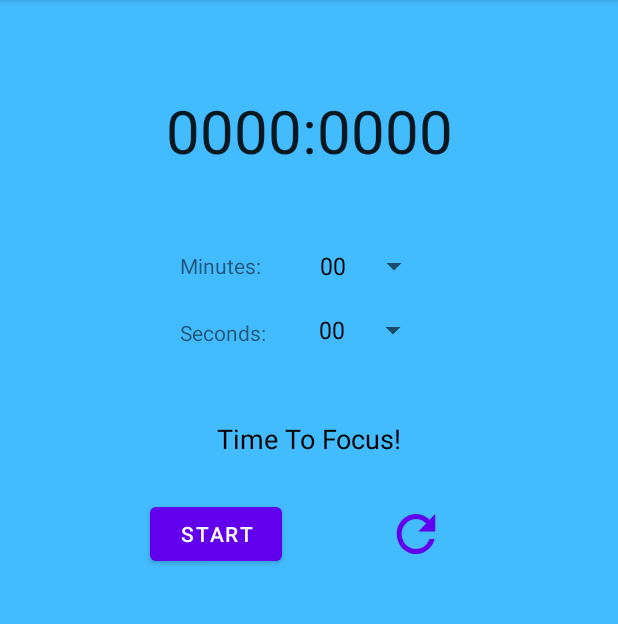
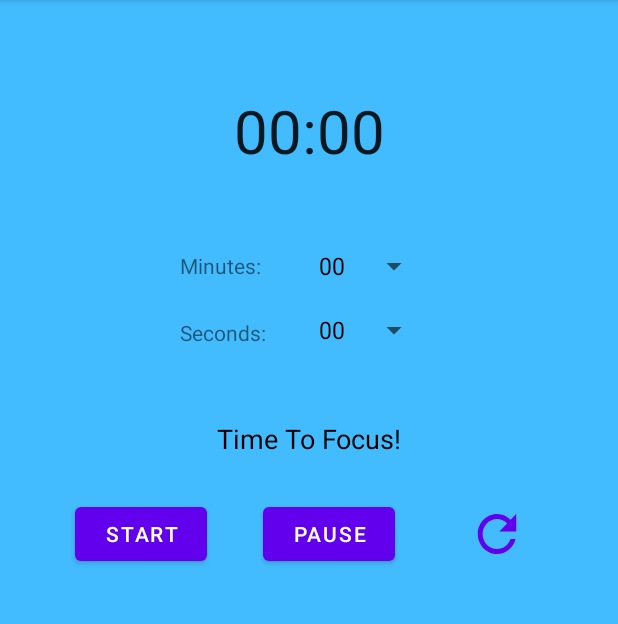
Before and after one commit to andrewnoel99/StudyBuddy, an Android app: the timerTaskActivity screen opened directly, with no data from a screen before it, after a tap on "START", on a phone screen of 412 x 824 dp, the part 84-708 px from its top. Run offline under Robolectric (Android 15) with nearby library versions, the phone set to English and light mode, and no system bars.

Commit message:
cutomized Timer completed #2

```diff
--- a/app/src/main/AndroidManifest.xml
+++ b/app/src/main/AndroidManifest.xml
@@ -16,13 +16,13 @@
             android:exported="false"
             android:label ="@string/study_buddy"
             android:launchMode = "singleTask"
-            android:screenOrientation="portrait"/>
+            android:screenOrientation="portrait">
             <intent-filter>
                 <action android:name="android.intent.action.MAIN" />
 
                 <category android:name="android.intent.category.LAUNCHER" />
             </intent-filter>
-
+        </activity>
         <activity
             android:name=".timerTaskActivity"
             android:exported="false" />
--- a/app/src/main/java/com/example/studybuddy20/timerTaskActivity.kt
+++ b/app/src/main/java/com/example/studybuddy20/timerTaskActivity.kt
@@ -9,7 +9,11 @@ import androidx.appcompat.app.AppCompatActivity
 
 class timerTaskActivity : AppCompatActivity() {
 
-    private val options = arrayOf("00", "05", "10", "15", "20", "25", "30", "35", "40", "45", "50", "55", "60")
+    fun createArray(): Array<String> {
+        return Array(61) { i -> String.format("%02d", i) }
+    }
+
+    private val options = createArray()
 
     private var selectedItemSec: String = ""
     private var selectedItemMin: String = ""
@@ -18,6 +22,9 @@ class timerTaskActivity : AppCompatActivity() {
     private var countdownLengthSec: Long = 0
     private var countdownLength: Long = 0
     private var countdown: CountDownTimer? = null
+
+    private var isPaused = false
+    private var remianingTime = 0L
 
     override fun onCreate(savedInstanceState: Bundle?) {
         super.onCreate(savedInstanceState)
@@ -35,13 +42,13 @@ class timerTaskActivity : AppCompatActivity() {
                     position: Int,
                     id: Long
                 ) {
+                    selectedItemMin = ""
                     selectedItemMin = parent.getItemAtPosition(position).toString()
                     val selectedItemMinLong = selectedItemMin.toLong()
 
                     countdownLengthMin = selectedItemMinLong * 60 * 1000
                     findViewById<TextView>(R.id.txtMinTV).text = selectedItemMin
                 }
-
                 override fun onNothingSelected(parent: AdapterView<*>?) {
                     // Do nothing
                 }
@@ -55,6 +62,7 @@ class timerTaskActivity : AppCompatActivity() {
                     position: Int,
                     id: Long
                 ) {
+                    selectedItemSec = ""
                     selectedItemSec = parent.getItemAtPosition(position).toString()
                     val selectedItemSecLong = selectedItemSec.toLong()
 
@@ -72,37 +80,45 @@ class timerTaskActivity : AppCompatActivity() {
             startCountdown()
         }
 
+        findViewById<Button>(R.id.btnPause).setOnClickListener {
+            isPaused = true
+            countdown?.cancel()
+            findViewById<Button>(R.id.btnStart).isEnabled = true
+        }
+
         findViewById<Button>(R.id.btnRepeat).setOnClickListener {
+            countdown?.cancel()
             findViewById<Button>(R.id.btnStart).isEnabled = true
-            countdown?.cancel()
             countdownLength = countdownLengthMin + countdownLengthSec
-            findViewById<TextView>(R.id.txtTimerTV).text = selectedItemMin + ":" + selectedItemSec
+            remianingTime = countdownLength
+            findViewById<TextView>(R.id.txtMinTV).text = selectedItemMin
+            findViewById<TextView>(R.id.txtSecTV).text = selectedItemSec
         }
     }
 
     private fun startCountdown() {
         findViewById<Button>(R.id.btnStart).isEnabled = false
         countdown?.cancel()
-
-        println(countdownLengthMin)
-        println(countdownLengthSec)
-        println(countdownLength)
         countdownLength = countdownLengthMin + countdownLengthSec
 
-        countdown = object : CountDownTimer(countdownLength, 1000) {
+        val TimeRemaining = if (isPaused) remianingTime else countdownLength
+
+        countdown = object : CountDownTimer(TimeRemaining, 1000) {
             override fun onTick(millisUntilFinished: Long) {
+                remianingTime = millisUntilFinished
+                isPaused = false
                 val minutes = millisUntilFinished / 1000 / 60
                 val seconds = (millisUntilFinished / 1000) % 60
 
-                val formattedTime = String.format("%02d:%02d", minutes, seconds)
-                findViewById<TextView>(R.id.txtTimerTV).text = formattedTime
-                findViewById<TextView>(R.id.txtMinTV).text = ""
-                findViewById<TextView>(R.id.txtSecTV).text = ""
-
+                val formattedTimeMin = String.format("%02d", minutes)
+                val formattedTimeSec = String.format("%02d", seconds)
+                findViewById<TextView>(R.id.txtMinTV).text = formattedTimeMin
+                findViewById<TextView>(R.id.txtSecTV).text = formattedTimeSec
             }
 
             override fun onFinish() {
-                findViewById<TextView>(R.id.txtTimerTV).text = "00:00"
+                findViewById<TextView>(R.id.txtMinTV).text = "00"
+                findViewById<TextView>(R.id.txtSecTV).text = "00"
                 findViewById<Button>(R.id.btnStart).isEnabled = true
             }
         }.start()
--- a/app/src/main/res/layout/activity_timer_task.xml
+++ b/app/src/main/res/layout/activity_timer_task.xml
@@ -81,7 +81,7 @@
         android:id="@+id/btnStart"
         android:layout_width="wrap_content"
         android:layout_height="wrap_content"
-        android:layout_marginStart="100dp"
+        android:layout_marginStart="50dp"
         android:layout_marginTop="332dp"
         android:text="Start"
         app:layout_constraintStart_toStartOf="parent"
@@ -105,7 +105,7 @@
         android:layout_width="61dp"
         android:layout_height="64dp"
         android:layout_marginTop="324dp"
-        android:layout_marginEnd="104dp"
+        android:layout_marginEnd="50dp"
         android:background="@drawable/restart_foreground"
         app:layout_constraintEnd_toEndOf="parent"
         app:layout_constraintTop_toTopOf="parent"
@@ -139,4 +139,14 @@
         app:layout_constraintStart_toEndOf="@+id/txtTimerTV"
         app:layout_constraintTop_toTopOf="parent" />
 
+    <Button
+        android:id="@+id/btnPause"
+        android:layout_width="wrap_content"
+        android:layout_height="wrap_content"
+        android:layout_marginTop="332dp"
+        android:text="Pause"
+        app:layout_constraintEnd_toStartOf="@+id/btnRepeat"
+        app:layout_constraintStart_toEndOf="@+id/btnStart"
+        app:layout_constraintTop_toTopOf="parent" />
+
 </androidx.constraintlayout.widget.ConstraintLayout>
```
Also changed, not shown: app/src/main/java/com/example/studybuddy20/MainActivity.kt (+13 -50 lines). Lines whose indentation alone changed are shown as unchanged.
